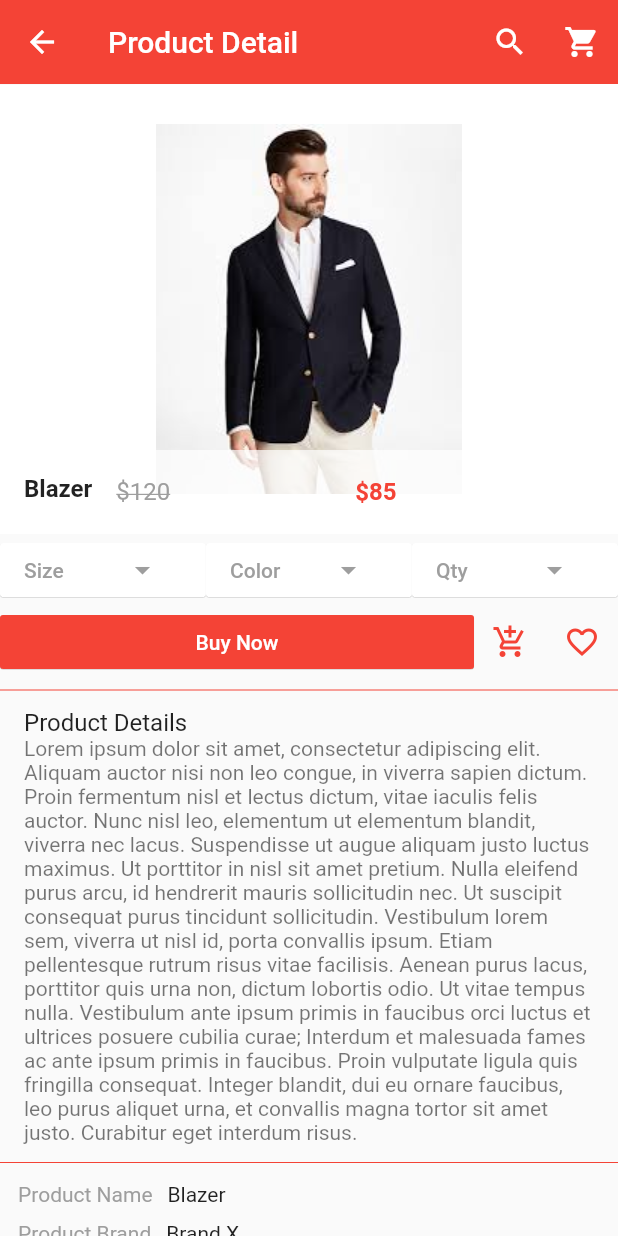
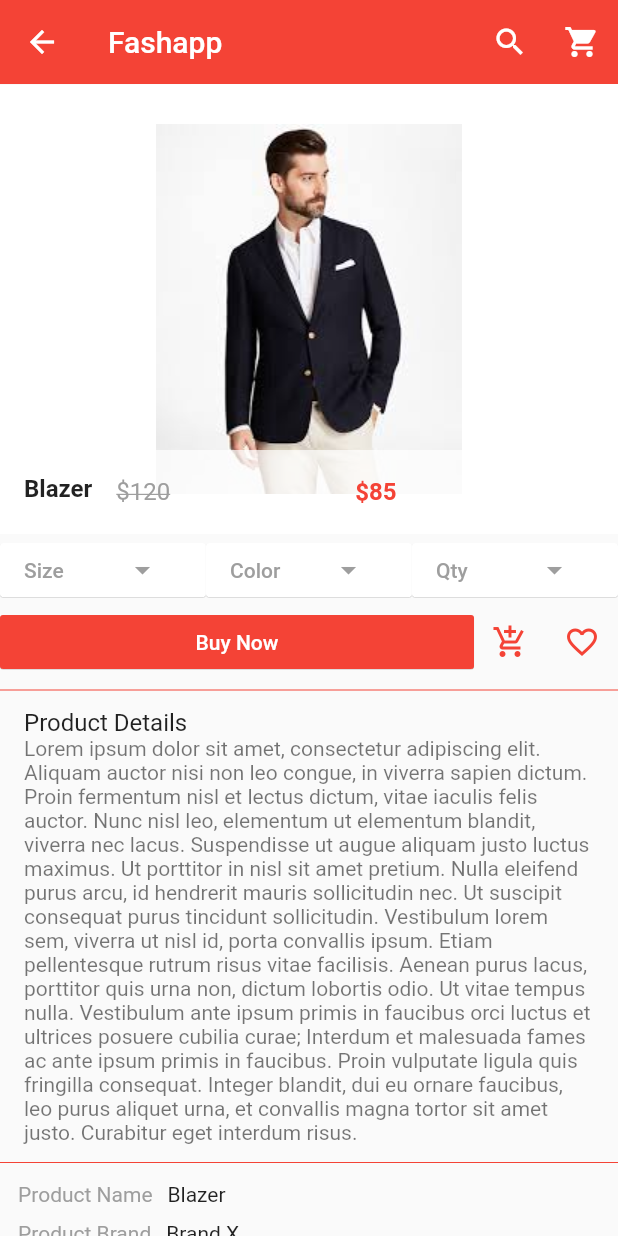
Before and after one commit to Crawford30/ShopApp, a Flutter app: the screen it shows after launch, after a tap on "Blazer", on a phone screen of 412 x 824 dp. Run offline on Flutter 3.47's test engine with Material 2 defaults, Android fonts, the phone set to English and light mode, and no system bars; our stand-ins replace carousel_pro.

```diff
--- a/lib/pages/product_details.dart
+++ b/lib/pages/product_details.dart
@@ -1,4 +1,5 @@
 import 'package:flutter/material.dart';
+import 'package:shopapp/main.dart';
 
 class ProductDetails extends StatefulWidget {
   final product_detail_name;
@@ -23,7 +24,12 @@ class _ProductDetailsState extends State<ProductDetails> {
       appBar: AppBar(
         elevation: 0.1,
         backgroundColor: Colors.red,
-        title: const Text('Product Detail'),
+        title: InkWell(
+            onTap: () {
+              Navigator.push(context,
+                  MaterialPageRoute(builder: (context) => HomePage()));
+            },
+            child: const Text('Fashapp')),
         actions: [
           IconButton(
               icon: const Icon(
```
